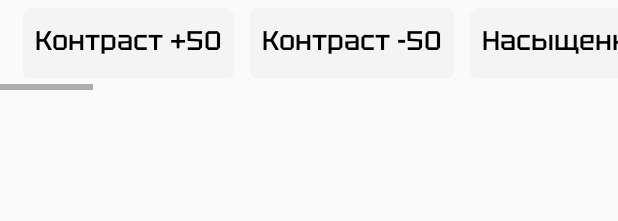
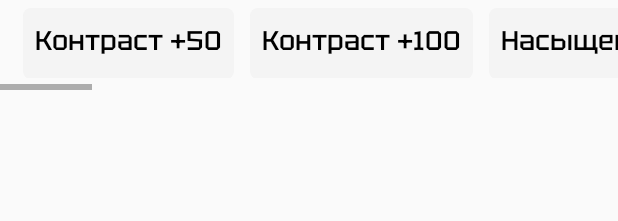
Before and after one commit to IvanKobtsev/VKK_Filtering_App, an Android app: the layout fragment_filters_tool.xml on its own in the app's theme, with its tools: preview values and no code run, on a phone screen of 412 x 824 dp. Shown: the top 221 px of the screen. Run offline under Robolectric (Android 15) with nearby library versions, the phone set to English and light mode, and no system bars.

Commit message:
Implemented filters

```diff
--- a/app/src/main/java/com/tsu/vkkfilteringapp/activity/ImageActivity.kt
+++ b/app/src/main/java/com/tsu/vkkfilteringapp/activity/ImageActivity.kt
@@ -520,7 +520,6 @@ class ImageActivity : AppCompatActivity() {
         // Seekbar wrapper setting
         taskViewModel.seekbarWrapperHide.value = true
         supportFragmentManager.beginTransaction().replace(binding.seekBarFragmentWrapper.id, seekBarFragment).commit()
-
     }
 
     private suspend fun processImage(){
@@ -541,7 +540,7 @@ class ImageActivity : AppCompatActivity() {
                                 newBitmap = filters.contrast(editedImage, 125)
                             }
                             1 -> {
-                                newBitmap = filters.contrast(editedImage, -125)
+                                newBitmap = filters.contrast(editedImage, 255)
                             }
                             2 -> {
                                 newBitmap = filters.saturation(editedImage, 125)
--- a/app/src/main/res/values/strings.xml
+++ b/app/src/main/res/values/strings.xml
@@ -62,7 +62,7 @@
     <string name="rotation_value">Повернуть на: %d°</string>
     <string name="scaling_value">Увеличить в: %s раз(а)</string>
     <string name="find_faces">Найти лица</string>
-    <string name="filters_contrast_minus50">Контраст -50</string>
+    <string name="filters_contrast_minus50">Контраст +100</string>
     <string name="filters_contrast_plus50">Контраст +50</string>
     <string name="filters_saturation_plus50">Насыщенность +50</string>
     <string name="filters_saturation_minus50">Насыщенность -50</string>
```
Also changed, not shown: app/src/main/java/com/tsu/vkkfilteringapp/FaceDetection.kt (+24 -2 lines).
